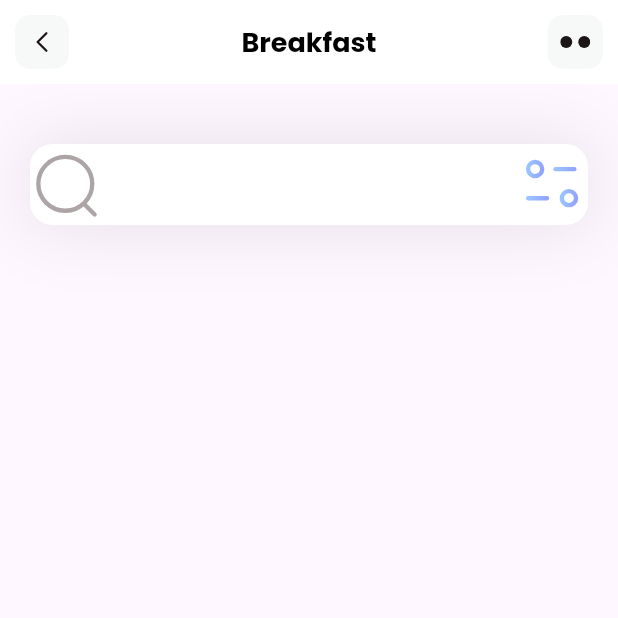
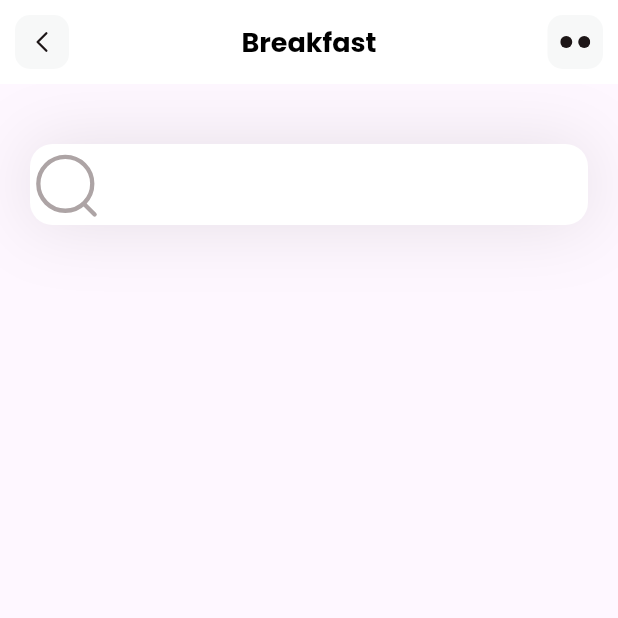
Before and after one commit to WasiKhann/Food-Flutter-App, a Flutter app: the screen it shows after launch, on a phone screen of 412 x 824 dp, the top half of it. Run offline on Flutter 3.47's test engine with Material 3 defaults, Android fonts, the phone set to English and light mode, and no system bars; our stand-ins replace flutter_svg.

Commit message:
testing commit from lappy

```diff
--- a/lib/pages/home.dart
+++ b/lib/pages/home.dart
@@ -27,7 +27,7 @@ class HomePage extends StatelessWidget {
                 fillColor: Colors.white,
                 contentPadding: EdgeInsets.all(15),
                 prefixIcon: SvgPicture.asset('assets/icons/Search.svg'),
-                suffixIcon: SvgPicture.asset('assets/icons/Filter.svg'),
+
                 border: OutlineInputBorder(
                   borderRadius: BorderRadius.circular(15),
                   borderSide: BorderSide.none,
```
